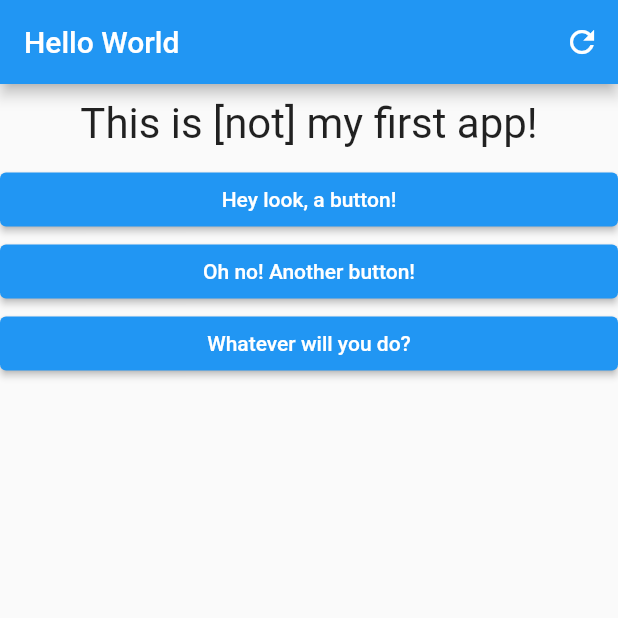
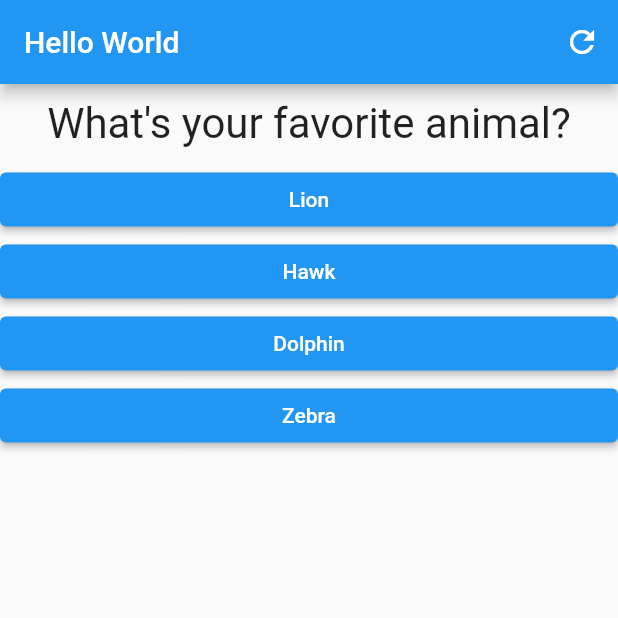
Before and after one commit to bsdonald/flutter_complete_guide, a Flutter app: the screen it shows after launch, after a tap on the "refresh" icon, on a phone screen of 412 x 824 dp, the top half of it. Run offline on Flutter 3.47's test engine with Material 2 defaults, Android fonts, the phone set to English and light mode, and no system bars.

Commit message:
put prompts and responses into a map

```diff
--- a/lib/home/constants.dart
+++ b/lib/home/constants.dart
@@ -2,10 +2,9 @@ class HomeConstants {
   final String title = 'Hello World';
 
   //prompts
-  final String promptOne = 'This is [not] my first app!';
-  final String promptTwo = 'Hey, that tickles!';
-  final String promptThree = 'Stop that!';
-  final String promptFour = 'I\'m telling mom!!!!';
+  final String promptOne = 'What\'s your favorite color?';
+  final String promptTwo = 'What\'s your favorite animal?';
+  final String promptThree = 'What\'s your favorite instrument?';
 
   //buttons
   final String buttonOne = 'Hey look, a button!';
--- a/lib/home/home_screen.dart
+++ b/lib/home/home_screen.dart
@@ -13,27 +13,43 @@ class HomeScreen extends StatefulWidget {
 class _HomeScreenState extends State<HomeScreen> {
   var _promptIndex = 0;
 
-  void _buttonPress(value) {
+  void _buttonPress() {
     setState(() {
-      _promptIndex = value;
+      _promptIndex = _promptIndex + 1;
     });
   }
 
   @override
   Widget build(BuildContext context) {
     final HomeConstants constants = HomeConstants();
-    List<String> prompts = [
-      constants.promptOne,
-      constants.promptTwo,
-      constants.promptThree,
-      constants.promptFour,
+    List<Map<String, Object>> prompts = [
+      {
+        'questionText': constants.promptOne,
+        'answers': ['Black', 'Red', 'Green', 'White'],
+      },
+      {
+        'questionText': constants.promptTwo,
+        'answers': ['Lion', 'Hawk', 'Dolphin', 'Zebra'],
+      },
+      {
+        'questionText': constants.promptThree,
+        'answers': ['Trumpet', 'Piano', 'Clarinet', 'Flute'],
+      },
     ];
+
+    // List<String> prompts = [
+    //   constants.promptOne,
+    //   constants.promptTwo,
+    //   constants.promptThree,
+    //   constants.promptFour,
+    // ];
+
     return Scaffold(
       appBar: AppBar(
         title: Text(constants.title),
         actions: [
           IconButton(
-            onPressed: () => _buttonPress(0),
+            onPressed: () => _buttonPress(),
             icon: const Icon(Icons.refresh),
           )
         ],
@@ -41,19 +57,10 @@ class _HomeScreenState extends State<HomeScreen> {
       body: Center(
         child: Column(
           children: [
-            Prompt(prompts[_promptIndex]),
-            Response(
-              onPressed: () => _buttonPress(1),
-              text: constants.buttonOne,
-            ),
-            Response(
-              onPressed: () => _buttonPress(2),
-              text: constants.buttonTwo,
-            ),
-            Response(
-              onPressed: () => _buttonPress(3),
-              text: constants.buttonThree,
-            ),
+            Prompt(prompts[_promptIndex]['questionText'] as String),
+            ...(prompts[_promptIndex]['answers'] as List<String>).map((answer) {
+              return Response(onPressed: _buttonPress, text: answer);
+            }).toList(),
           ],
         ),
       ),
```
